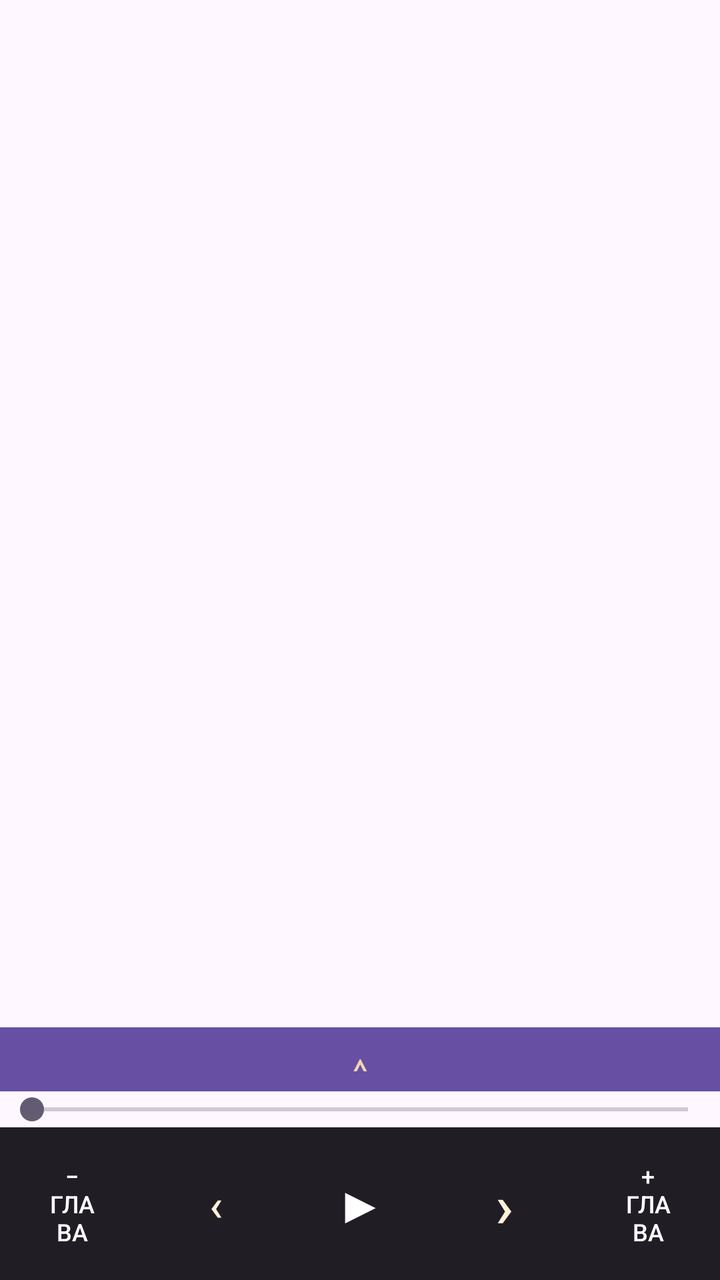
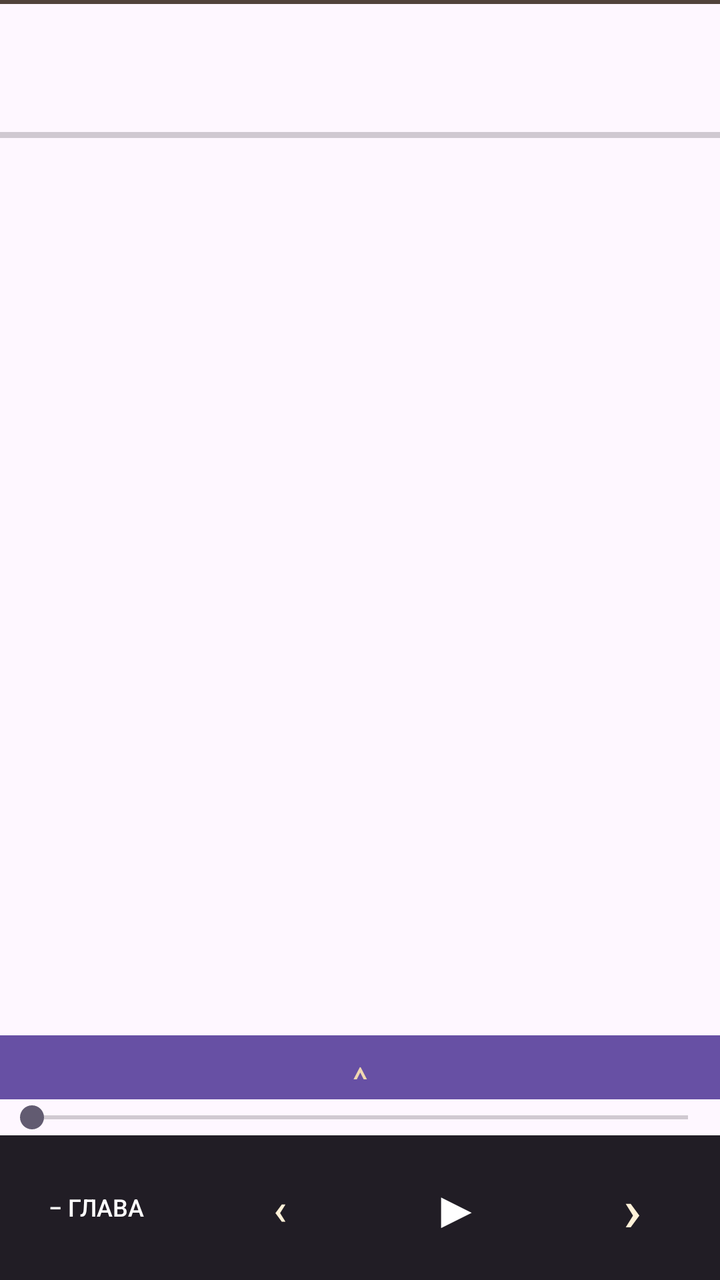

Screens rendered from an Android XML layout before and after an edit, with the pre-edit source and the edit as a unified diff.
<!-- AndroidManifest.xml: application theme Theme.OpenAloud -->
<!-- res/layout/activity_main.xml -->
<?xml version="1.0" encoding="utf-8"?>
<LinearLayout xmlns:android="http://schemas.android.com/apk/res/android"
    android:layout_width="match_parent"
    android:layout_height="match_parent"
    android:fitsSystemWindows="true"
    android:orientation="vertical">

    <com.google.android.material.appbar.MaterialToolbar
        android:id="@+id/toolbar"
        android:layout_width="match_parent"
        android:layout_height="?attr/actionBarSize" />

    <androidx.recyclerview.widget.RecyclerView
        android:id="@+id/list"
        android:layout_width="match_parent"
        android:layout_height="0dp"
        android:layout_weight="1" />

    <Button
        android:id="@+id/expandControls"
        android:layout_width="match_parent"
        android:layout_height="32dp"
        android:background="#211D25"
        android:text="⌃"
        android:textColor="#F0D7B0"
        android:textSize="20sp" />

    <SeekBar
        android:id="@+id/seek"
        android:layout_width="match_parent"
        android:layout_height="wrap_content" />

    <LinearLayout
        android:id="@+id/controlBar"
        android:layout_width="match_parent"
        android:layout_height="wrap_content"
        android:gravity="center"
        android:orientation="horizontal"
        android:background="#211D25"
        android:paddingVertical="6dp">

        <Button android:id="@+id/prevCh" style="?android:attr/borderlessButtonStyle" android:textColor="#FFFFFF" android:backgroundTint="#51433B"
            android:layout_width="0dp" android:layout_height="wrap_content"
            android:layout_weight="1" android:text="− глава" android:textSize="12sp" />
        <Button android:id="@+id/prev" style="?android:attr/borderlessButtonStyle" android:backgroundTint="#51433B" android:textColor="#FFF1D8"
            android:layout_width="0dp" android:layout_height="wrap_content"
            android:layout_weight="1" android:text="‹" android:textSize="22sp" />
        <Button android:id="@+id/play" style="?android:attr/borderlessButtonStyle" android:backgroundTint="#8A6744" android:textColor="#FFFFFF"
            android:layout_width="0dp" android:layout_height="wrap_content"
            android:layout_weight="1" android:text="▶" android:textSize="26sp" />
        <Button android:id="@+id/next" style="?android:attr/borderlessButtonStyle" android:backgroundTint="#51433B" android:textColor="#FFF1D8"
            android:layout_width="0dp" android:layout_height="wrap_content"
            android:layout_weight="1" android:text="›" android:textSize="30sp" />
        <Button android:id="@+id/nextCh" style="?android:attr/borderlessButtonStyle" android:backgroundTint="#51433B" android:textColor="#FFFFFF"
            android:layout_width="0dp" android:layout_height="wrap_content"
            android:layout_weight="1" android:text="+ глава" android:textSize="12sp" />
    </LinearLayout>
</LinearLayout>
<!-- resources referenced by this layout -->
<resources>
  <style name="Theme.OpenAloud" parent="Theme.Material3.DayNight.NoActionBar" />
</resources>

<!-- the commit's change to res/layout/activity_main.xml (unified diff, before → after) -->
@@ -5,10 +5,14 @@
     android:fitsSystemWindows="true"
     android:orientation="vertical">
 
+    <View android:id="@+id/topFrame" android:layout_width="match_parent" android:layout_height="2dp" android:background="#51433B" />
+
     <com.google.android.material.appbar.MaterialToolbar
         android:id="@+id/toolbar"
         android:layout_width="match_parent"
         android:layout_height="?attr/actionBarSize" />
+
+    <ProgressBar android:id="@+id/miniProgress" style="?android:attr/progressBarStyleHorizontal" android:layout_width="match_parent" android:layout_height="3dp" android:max="100" android:progress="0" android:indeterminate="false" />
 
     <androidx.recyclerview.widget.RecyclerView
         android:id="@+id/list"
@@ -54,5 +58,6 @@
         <Button android:id="@+id/nextCh" style="?android:attr/borderlessButtonStyle" android:backgroundTint="#51433B" android:textColor="#FFFFFF"
             android:layout_width="0dp" android:layout_height="wrap_content"
             android:layout_weight="1" android:text="+ глава" android:textSize="12sp" />
-    </LinearLayout>
+        <View android:id="@+id/bottomFrame" android:layout_width="match_parent" android:layout_height="2dp" android:background="#51433B" />
 </LinearLayout>
+</LinearLayout>
